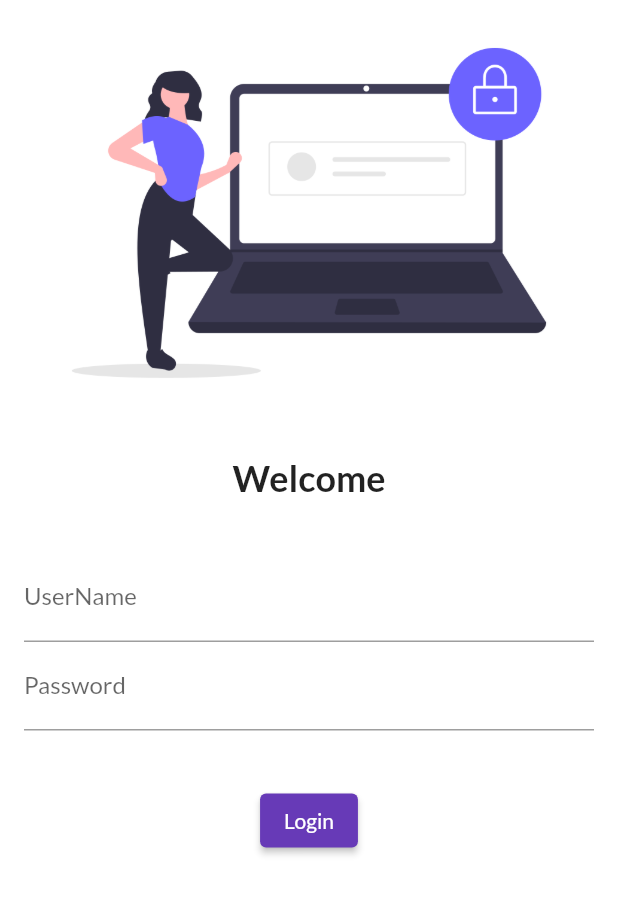
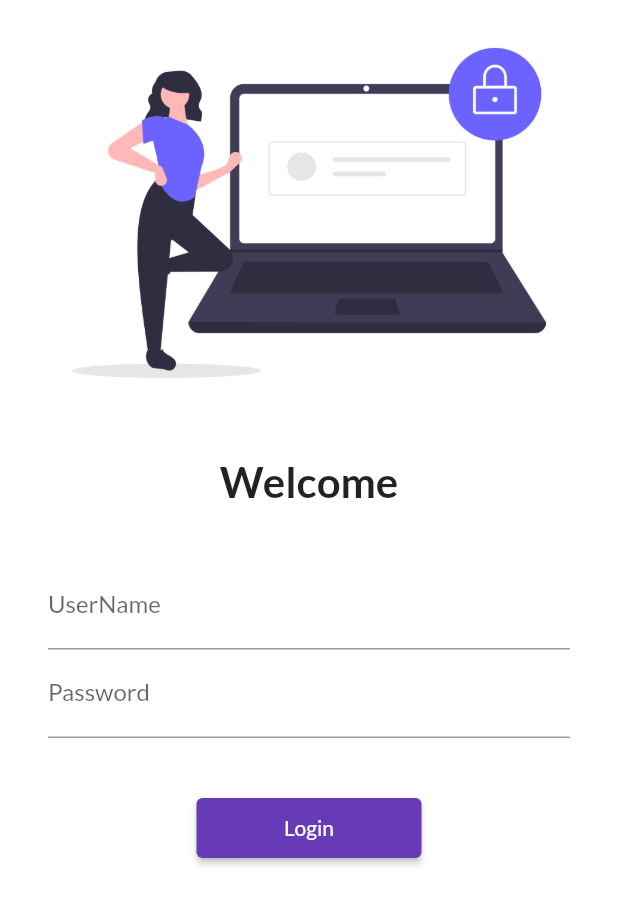
Before and after one commit to ashikmhs/flutter_catalog, a Flutter app: the screen it shows after launch, on a phone screen of 412 x 824 dp. Shown: the top 905 px of the screen. Run offline on Flutter 3.47's test engine with Material 2 defaults, Android fonts, the phone set to English and light mode, and no system bars; our stand-ins replace google_fonts.

Commit message:
day5 completed

```diff
--- a/lib/main.dart
+++ b/lib/main.dart
@@ -1,6 +1,7 @@
 import 'package:flutter/material.dart';
 import 'package:flutter_catalog/pages/home_page.dart';
 import 'package:flutter_catalog/pages/login_page.dart';
+import 'package:flutter_catalog/utils/routes.dart';
 import 'package:google_fonts/google_fonts.dart';
 
 void main() {
@@ -11,6 +12,7 @@ class MyApp extends StatelessWidget {
   @override
   Widget build(BuildContext context) {
     return MaterialApp(
+      debugShowCheckedModeBanner: false,
       themeMode: ThemeMode.light,
       theme: ThemeData(
         primarySwatch: Colors.deepPurple,
@@ -21,8 +23,8 @@ class MyApp extends StatelessWidget {
       initialRoute: "/",
       routes: {
         "/": (context) => LoginPage(),
-        "/home": (context) => HomePage(),
-        "/login": (context) => LoginPage(),
+        MyRoutes.homeRoute: (context) => HomePage(),
+        MyRoutes.loginRoute: (context) => LoginPage(),
       },
     );
   }
--- a/lib/pages/login_page.dart
+++ b/lib/pages/login_page.dart
@@ -1,11 +1,12 @@
 import 'package:flutter/material.dart';
+import 'package:flutter_catalog/utils/routes.dart';
 
 class LoginPage extends StatelessWidget {
   @override
   Widget build(BuildContext context) {
     return Material(
       color: Colors.white,
-      child: Center(
+      child: SingleChildScrollView(
         child: Column(
           children: [
             Image.asset(
@@ -18,7 +19,7 @@ class LoginPage extends StatelessWidget {
             Text(
               'Welcome',
               style: TextStyle(
-                fontSize: 24,
+                fontSize: 28,
                 fontWeight: FontWeight.bold,
               ),
             ),
@@ -26,7 +27,8 @@ class LoginPage extends StatelessWidget {
               height: 20,
             ),
             Padding(
-              padding: const EdgeInsets.all(16.0),
+              padding:
+                  const EdgeInsets.symmetric(vertical: 16.0, horizontal: 32.0),
               child: Column(
                 children: [
                   TextFormField(
@@ -50,9 +52,10 @@ class LoginPage extends StatelessWidget {
             ),
             ElevatedButton(
               onPressed: () {
-                print('HI!');
+                Navigator.pushNamed(context, MyRoutes.homeRoute);
               },
               child: Text('Login'),
+              style: TextButton.styleFrom(minimumSize: Size(150, 40)),
               // style: ButtonStyle(),
             ),
           ],
--- /dev/null
+++ b/lib/utils/routes.dart
@@ -0,0 +1,4 @@
+class MyRoutes {
+  static String loginRoute = '/login';
+  static String homeRoute = '/home';
+}
```
